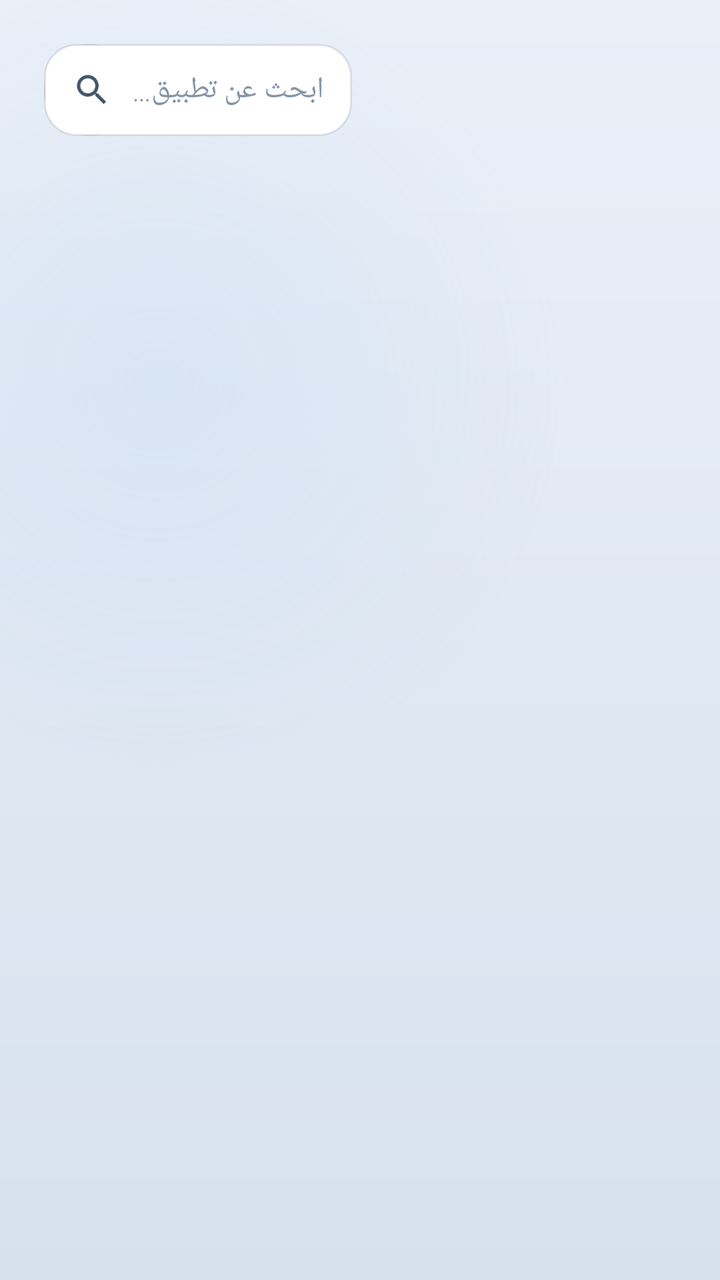
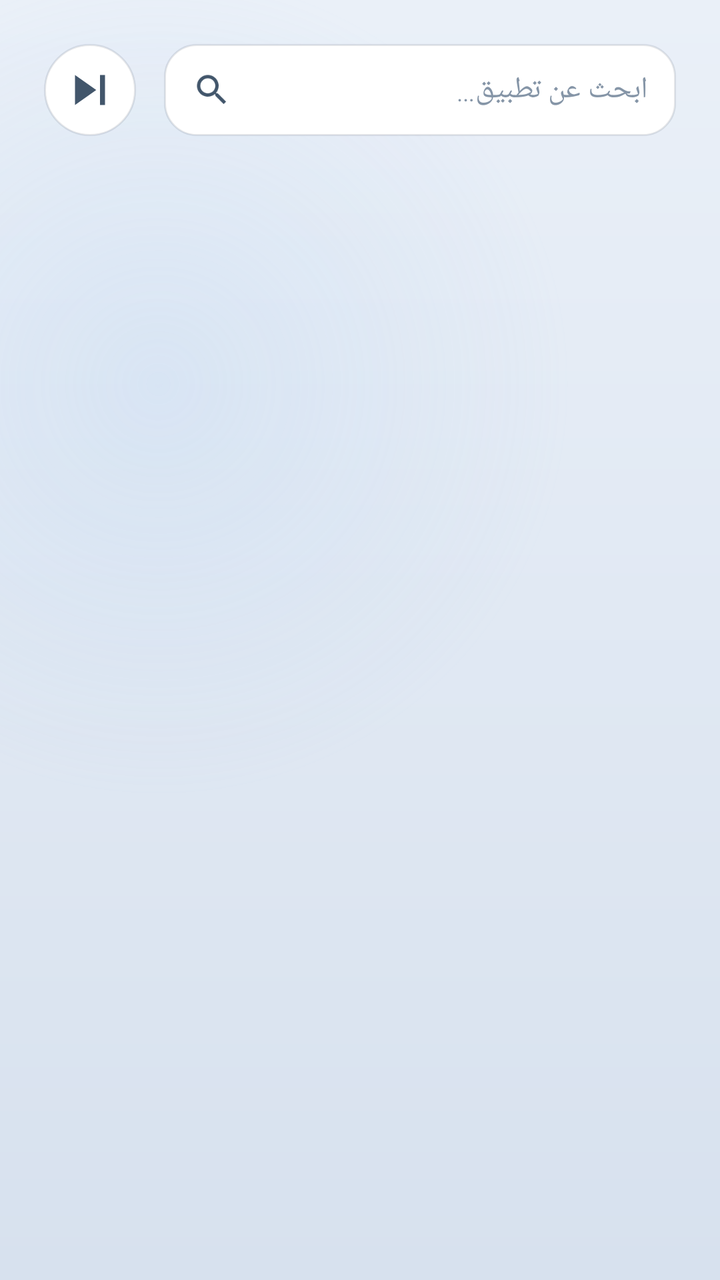

Before-and-after screenshots of an Android layout around one commit, followed by the original layout XML and the change that was made.
<!-- AndroidManifest.xml: application theme Theme.ZarwaLauncher -->
<!-- res/layout/activity_app_drawer.xml -->
<?xml version="1.0" encoding="utf-8"?>
<androidx.constraintlayout.widget.ConstraintLayout
    xmlns:android="http://schemas.android.com/apk/res/android"
    xmlns:app="http://schemas.android.com/apk/res/constraint"
    xmlns:tools="http://schemas.android.com/tools"
    android:layout_width="match_parent"
    android:layout_height="match_parent"
    android:padding="22dp">

    <ImageButton
        android:id="@+id/btnBack"
        android:layout_width="46dp"
        android:layout_height="46dp"
        android:background="@drawable/btn_circle"
        android:contentDescription="@string/back"
        android:rotationY="180"
        android:src="@drawable/ic_prev"
        app:layout_constraintStart_toStartOf="parent"
        app:layout_constraintTop_toTopOf="parent" />

    <LinearLayout
        android:id="@+id/searchBox"
        android:layout_width="0dp"
        android:layout_height="46dp"
        android:layout_marginStart="14dp"
        android:background="@drawable/search_bg"
        android:gravity="center_vertical"
        android:orientation="horizontal"
        android:paddingHorizontal="14dp"
        app:layout_constraintBottom_toBottomOf="@id/btnBack"
        app:layout_constraintEnd_toEndOf="parent"
        app:layout_constraintStart_toEndOf="@id/btnBack"
        app:layout_constraintTop_toTopOf="@id/btnBack">

        <ImageView
            android:layout_width="20dp"
            android:layout_height="20dp"
            android:contentDescription="search"
            android:src="@drawable/ic_search" />

        <EditText
            android:id="@+id/editSearch"
            android:layout_width="match_parent"
            android:layout_height="match_parent"
            android:layout_marginStart="10dp"
            android:background="@null"
            android:hint="@string/search_apps"
            android:imeOptions="actionSearch"
            android:inputType="text"
            android:maxLines="1"
            android:textColor="@color/text_primary"
            android:textColorHint="@color/text_muted"
            android:textSize="15sp"
            tools:ignore="Autofill" />
    </LinearLayout>

    <androidx.recyclerview.widget.RecyclerView
        android:id="@+id/gridApps"
        android:layout_width="match_parent"
        android:layout_height="0dp"
        android:layout_marginTop="18dp"
        android:clipToPadding="false"
        app:layout_constraintBottom_toBottomOf="parent"
        app:layout_constraintTop_toBottomOf="@id/btnBack"
        tools:itemCount="12"
        tools:listitem="@layout/item_app" />

</androidx.constraintlayout.widget.ConstraintLayout>
<!-- res/layout/item_app.xml (included above) -->
<?xml version="1.0" encoding="utf-8"?>
<LinearLayout xmlns:android="http://schemas.android.com/apk/res/android"
    android:layout_width="match_parent"
    android:layout_height="wrap_content"
    android:layout_margin="6dp"
    android:background="@drawable/tile_bg"
    android:foreground="@drawable/tile_focus"
    android:clickable="true"
    android:focusable="true"
    android:gravity="center"
    android:orientation="vertical"
    android:paddingVertical="16dp">

    <ImageView
        android:id="@+id/appIcon"
        android:layout_width="54dp"
        android:layout_height="54dp"
        android:contentDescription="app icon" />

    <TextView
        android:id="@+id/appLabel"
        android:layout_width="match_parent"
        android:layout_height="wrap_content"
        android:layout_marginTop="8dp"
        android:ellipsize="end"
        android:gravity="center"
        android:maxLines="1"
        android:paddingHorizontal="4dp"
        android:text="App"
        android:textColor="@color/text_primary"
        android:textSize="13sp" />

</LinearLayout>
<!-- resources referenced by this layout -->
<resources>
  <color name="text_muted">#8595A7</color>
  <color name="text_primary">#0B1A2E</color>
  <!-- drawable btn_circle (drawable) -->
  <?xml version="1.0" encoding="utf-8"?>
  <ripple xmlns:android="http://schemas.android.com/apk/res/android"
      android:color="@color/tile_press">
      <item>
          <shape android:shape="oval">
              <solid android:color="@color/btn_fill" />
              <stroke android:width="1dp" android:color="@color/stroke" />
          </shape>
      </item>
  </ripple>
  <!-- drawable ic_prev (drawable) -->
  <vector xmlns:android="http://schemas.android.com/apk/res/android"
      android:width="30dp" android:height="30dp"
      android:viewportWidth="24" android:viewportHeight="24"
      android:tint="@color/text_secondary">
      <path android:fillColor="#FFFFFF" android:pathData="M6,6h2v12H6zM9.5,12l8.5,6V6z" />
  </vector>
  <!-- drawable ic_search (drawable) -->
  <vector xmlns:android="http://schemas.android.com/apk/res/android"
      android:width="24dp" android:height="24dp"
      android:viewportWidth="24" android:viewportHeight="24"
      android:tint="@color/text_secondary">
      <path android:fillColor="#FFFFFF"
          android:pathData="M15.5,14h-0.79l-0.28,-0.27C15.41,12.59 16,11.11 16,9.5 16,5.91 13.09,3 9.5,3S3,5.91 3,9.5 5.91,16 9.5,16c1.61,0 3.09,-0.59 4.23,-1.57l0.27,0.28v0.79l5,4.99L20.49,19l-4.99,-5zM9.5,14C7.01,14 5,11.99 5,9.5S7.01,5 9.5,5 14,7.01 14,9.5 11.99,14 9.5,14z" />
  </vector>
  <!-- drawable search_bg (drawable) -->
  <?xml version="1.0" encoding="utf-8"?>
  <shape xmlns:android="http://schemas.android.com/apk/res/android" android:shape="rectangle">
      <corners android:radius="16dp" />
      <solid android:color="@color/chip_fill" />
      <stroke android:width="1dp" android:color="@color/stroke" />
  </shape>
  <!-- drawable tile_bg (drawable) -->
  <?xml version="1.0" encoding="utf-8"?>
  <ripple xmlns:android="http://schemas.android.com/apk/res/android"
      android:color="@color/tile_press">
      <item>
          <shape android:shape="rectangle">
              <corners android:radius="22dp" />
              <gradient
                  android:angle="120"
                  android:startColor="@color/tile_fill_a"
                  android:endColor="@color/tile_fill_b"
                  android:type="linear" />
              <stroke android:width="1dp" android:color="@color/stroke" />
          </shape>
      </item>
  </ripple>
  <string name="back">رجوع</string>
  <string name="search_apps">ابحث عن تطبيق…</string>
  <style name="Theme.ZarwaLauncher" parent="Theme.Material3.DayNight.NoActionBar">
          <item name="android:windowBackground">@drawable/bg_gradient</item>
          <item name="colorPrimary">@color/accent</item>
          <item name="colorOnPrimary">@color/white</item>
          <item name="android:colorBackground">@color/bg_bottom</item>
          <item name="android:statusBarColor">@android:color/transparent</item>
          <item name="android:navigationBarColor">@android:color/transparent</item>
          <item name="android:fontFamily">sans-serif-light</item>
      </style>
  <color name="tile_press">#14000000</color>
  <color name="btn_fill">#FFFFFFFF</color>
  <color name="stroke">#1A0B1A2E</color>
  <color name="text_secondary">#42566B</color>
  <color name="chip_fill">#FFFFFFFF</color>
  <color name="tile_fill_a">#FFFFFFFF</color>
  <color name="tile_fill_b">#F2F6FB</color>
  <color name="accent">#1E88D6</color>
  <color name="accent_soft">#221E88D6</color>
  <color name="white">#FFFFFFFF</color>
  <color name="bg_bottom">#D7E1EE</color>
  <color name="bg_top">#EAF0F8</color>
  <color name="glow">#33A9CBF0</color>
  <!-- unchanged entries left out for length: 2 -->
</resources>

<!-- the commit's change to res/layout/activity_app_drawer.xml (unified diff, before → after) -->
@@ -1,7 +1,7 @@
 <?xml version="1.0" encoding="utf-8"?>
 <androidx.constraintlayout.widget.ConstraintLayout
     xmlns:android="http://schemas.android.com/apk/res/android"
-    xmlns:app="http://schemas.android.com/apk/res/constraint"
+    xmlns:app="http://schemas.android.com/apk/res-auto"
     xmlns:tools="http://schemas.android.com/tools"
     android:layout_width="match_parent"
     android:layout_height="match_parent"
